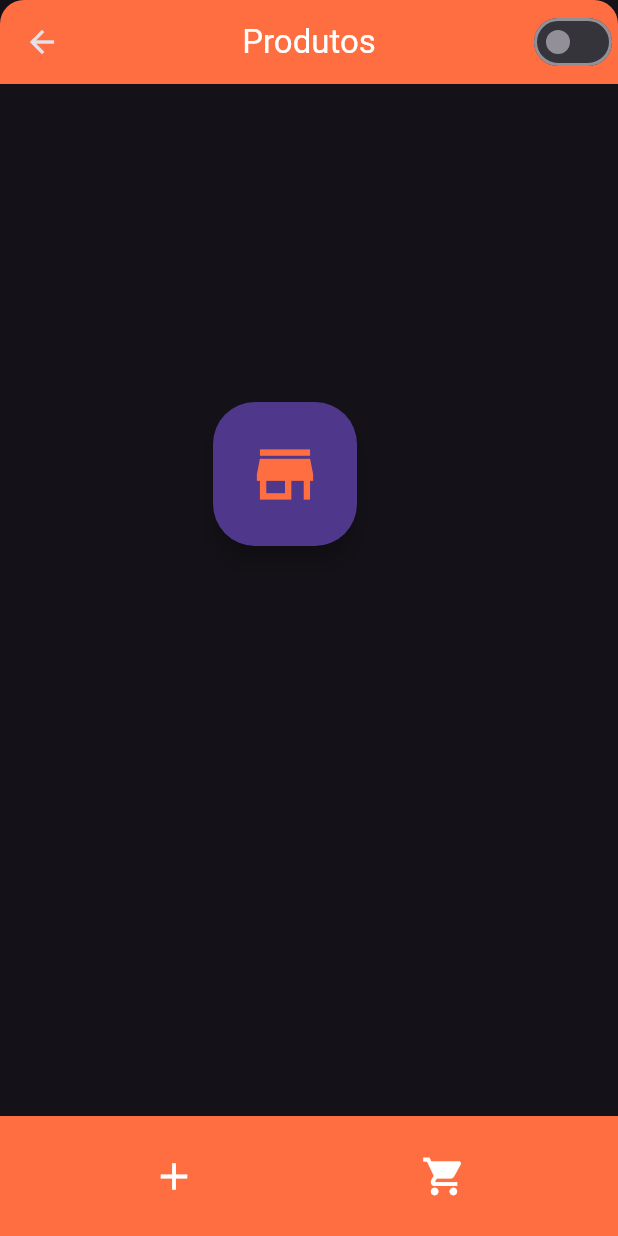
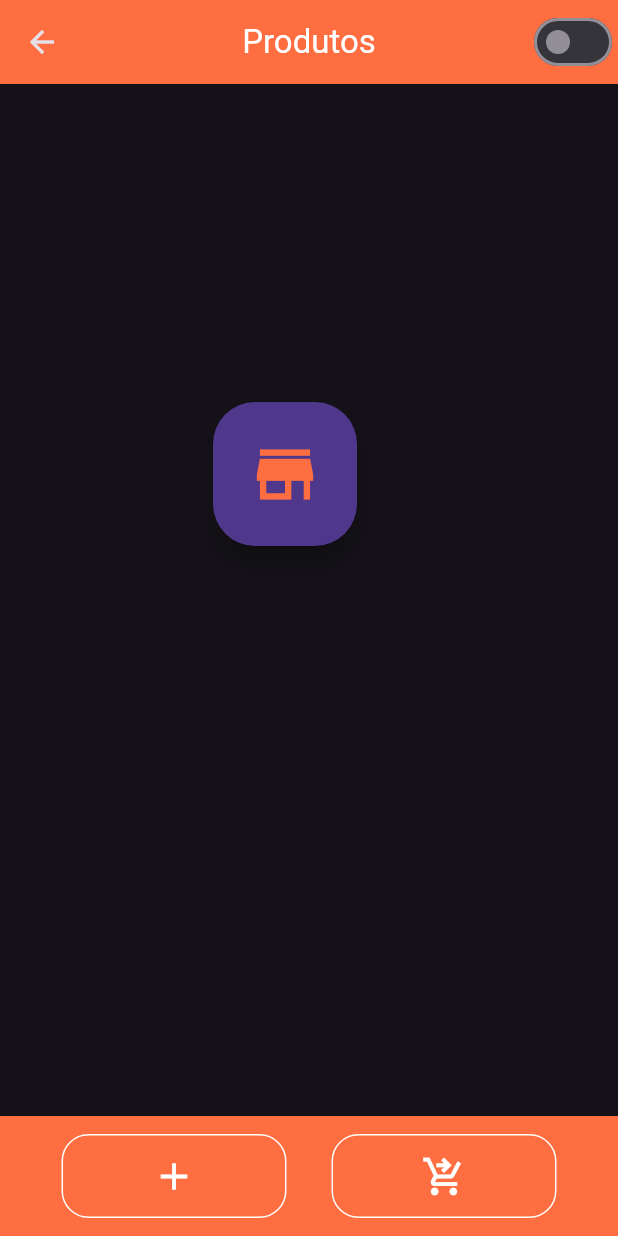
Before and after one commit to adrielhenry33/arq-app-practice, a Flutter app: the HomePage screen opened by its route, after a tap on the "add" icon, on a phone screen of 412 x 824 dp. Run offline on Flutter 3.47's test engine with Material 3 defaults, Android fonts, the light colour scheme and no system bars; our stand-ins replace flutter_modular, shared_preferences; accounts and stored records are empty.

Commit message:
feat: cor da bottom bar e app bar reagindo simultaneamnte e funcionalidade dos botão + adicionada

```diff
--- a/lib/app/app_module.dart
+++ b/lib/app/app_module.dart
@@ -31,6 +31,6 @@ class AppModule extends Module {
     r.child('/', child: (context) => LoginPage());
     r.child('/home', child: (context) => HomePage());
     r.child('/register', child: (context) => RegistrationPage());
-    r.child('/products', child: (context) => ProductsPage());
+    r.child('/favorites', child: (context) => ProductsPage());
   }
 }
--- a/lib/app/components/custom_bottom_bar_widget.dart
+++ /dev/null
@@ -1,47 +0,0 @@
-import 'package:arq_app/app/controllers/home_controller.dart';
-import 'package:flutter/material.dart';
-import 'package:flutter_modular/flutter_modular.dart';
-
-class CustomBottomBarWidget extends StatefulWidget {
-  const CustomBottomBarWidget({super.key});
-
-  @override
-  State<CustomBottomBarWidget> createState() => _CustomBottomBarWidgetState();
-}
-
-class _CustomBottomBarWidgetState extends State<CustomBottomBarWidget> {
-  final homeController = Modular.get<HomeController>();
-  @override
-  Widget build(BuildContext context) {
-    return BottomAppBar(
-      color: Colors.deepOrangeAccent,
-      shape: CircularNotchedRectangle(),
-      child: Padding(
-        padding: EdgeInsets.symmetric(horizontal: 10.0),
-        child: Row(
-          mainAxisAlignment: MainAxisAlignment.spaceAround,
-          children: [
-            IconButton(
-              onPressed: () {
-                setState(() {
-                  homeController.selecionadas = [];
-                });
-              },
-              icon: Icon(Icons.add, color: Colors.white, size: 30),
-              color: Colors.white,
-              tooltip: 'Adicionar Produto',
-            ),
-            IconButton(
-              onPressed: () {
-                Modular.to.pushReplacementNamed('/products');
-              },
-              icon: Icon(Icons.shopping_cart, color: Colors.white, size: 30),
-              color: Colors.white,
-              tooltip: 'Ver Carrinho',
-            ),
-          ],
-        ),
-      ),
-    );
-  }
-}
--- a/lib/app/controllers/home_controller.dart
+++ b/lib/app/controllers/home_controller.dart
@@ -1,6 +1,6 @@
 import 'package:arq_app/app/models/store_model.dart';
 import 'package:arq_app/app/viewmodels/apistore_viewmodel.dart';
-import 'package:flutter/widgets.dart';
+import 'package:flutter/material.dart';
 
 class HomeController {
   final ApistoreViewmodel viewmodel;
@@ -10,11 +10,25 @@ class HomeController {
   ValueNotifier<List<StoreModel?>> get store => viewmodel.storeviewmodel;
 
   ValueNotifier<int> counter = ValueNotifier<int>(0);
-  ValueNotifier<String> textAppBar = ValueNotifier<String>('Produtos');
-  List<StoreModel> selecionadas = [];
+  ValueNotifier<String> textBar = ValueNotifier<String>('Produtos');
+  final selecionadas = ValueNotifier<List<StoreModel>>([]);
 
   Future<void> getStore() async {
     viewmodel.fillRepository();
   }
 
+  void toggleSelected(StoreModel produto) {
+    List<StoreModel> lista = List.from(selecionadas.value);
+
+    if (lista.contains(produto)) {
+      lista.remove(produto);
+    } else {
+      lista.add(produto);
+    }
+    selecionadas.value = lista;
+  }
+
+  void resetSelected() {
+    selecionadas.value = [];
+  }
 }
--- a/lib/app/pages/home/home_page.dart
+++ b/lib/app/pages/home/home_page.dart
@@ -1,4 +1,3 @@
-import 'package:arq_app/app/components/custom_bottom_bar_widget.dart';
 import 'package:arq_app/app/components/custom_switch_widget.dart';
 import 'package:arq_app/app/controllers/home_controller.dart';
 import 'package:arq_app/app/models/store_model.dart';
@@ -13,42 +12,36 @@ class HomePage extends StatefulWidget {
 }
 
 class _HomePageState extends State<HomePage> {
-  //Injeções pelo metodo tradicional para pequenas aplicações
   final homeController = Modular.get<HomeController>();
   bool _isVisibleButton = false;
-  String textoAppBar = '';
-  int counter = 0;
 
   @override
   Widget build(BuildContext context) {
     return SafeArea(
       child: Scaffold(
-        appBar: AppBar(
+        appBar: PreferredSize(
+          preferredSize: const Size.fromHeight(kToolbarHeight),
+          child: ValueListenableBuilder<List<StoreModel>>(
+            valueListenable: homeController.selecionadas,
+            builder: (context, selecionadas, child) {
+              final bool hasSelection = selecionadas.isNotEmpty;
+
+              homeController.textBar.value = hasSelection
+                  ? '${selecionadas.length} Produto(s) Selecionado(s)'
+                  : 'Produtos';
+
+              return AppBar(
                 actions: [CustomSwitchWidget()],
-
-          title: ValueListenableBuilder<String>(
-            valueListenable: homeController.textAppBar,
-            builder: (context, value, child) {
-              return homeController.selecionadas.isEmpty
-                  ? Text(
-                      homeController.textAppBar.value = 'Produtos',
-                      style: TextStyle(color: Colors.white),
-                    )
-                  : Text(
-                      homeController.textAppBar.value =
-                          '${homeController.selecionadas.length} Produto(s) Selecionado(s)',
-                      style: TextStyle(color: Colors.white),
-                    );
-            },
+                title: Text(
+                  homeController.textBar.value,
+                  style: const TextStyle(color: Colors.white),
                 ),
-          backgroundColor: homeController.selecionadas.isNotEmpty
+                backgroundColor: hasSelection
                     ? Colors.blueAccent
                     : Colors.deepOrangeAccent,
                 centerTitle: true,
-          shape: RoundedRectangleBorder(
-            borderRadius: BorderRadiusGeometry.vertical(
-              top: Radius.circular(16),
-            ),
+              );
+            },
           ),
         ),
 
@@ -69,7 +62,59 @@ class _HomePageState extends State<HomePage> {
                 ),
               )
             : Container(),
-        bottomNavigationBar: CustomBottomBarWidget(),
+
+        bottomNavigationBar: ValueListenableBuilder<List>(
+          valueListenable: homeController.selecionadas,
+          builder: (context, selecionadas, _) {
+            final hasSelected = homeController.selecionadas.value.isNotEmpty;
+            return BottomAppBar(
+              color: hasSelected ? Colors.blueAccent : Colors.deepOrangeAccent,
+              shape: CircularNotchedRectangle(),
+              child: Padding(
+                padding: EdgeInsets.symmetric(horizontal: 10.0),
+                child: Row(
+                  mainAxisAlignment: MainAxisAlignment.spaceAround,
+                  children: [
+                    OutlinedButton(
+                      style: OutlinedButton.styleFrom(
+                        side: BorderSide(color: Colors.white),
+                        shape: RoundedRectangleBorder(
+                          borderRadius: BorderRadius.circular(18.0),
+                        ),
+                        minimumSize: Size(150, 150),
+                      ),
+                      onPressed: () {
+                        if (hasSelected) {
+                          homeController.resetSelected();
+                        } else {
+                          null;
+                        }
+                      },
+                      child: Icon(Icons.add, color: Colors.white, size: 30),
+                    ),
+                    OutlinedButton(
+                      style: OutlinedButton.styleFrom(
+                        side: BorderSide(color: Colors.white),
+                        shape: RoundedRectangleBorder(
+                          borderRadius: BorderRadius.circular(18.0),
+                        ),
+                        minimumSize: Size(150, 150),
+                      ),
+                      onPressed: () {
+                        Modular.to.pushNamed('/favorites');
+                      },
+                      child: Icon(
+                        Icons.shopping_cart_checkout_outlined,
+                        color: Colors.white,
+                        size: 30,
+                      ),
+                    ),
+                  ],
+                ),
+              ),
+            );
+          },
+        ),
 
         body: Column(
           children: [
@@ -84,33 +129,28 @@ class _HomePageState extends State<HomePage> {
                       if (produtos == null) {
                         return const SizedBox.shrink();
                       }
+                      return ValueListenableBuilder<List<StoreModel>>(
+                        valueListenable: homeController.selecionadas,
+                        builder: (context, selecionadas, _) {
+                          final isSelected = selecionadas.contains(produtos);
                           return Card(
                             elevation: 4,
-                        margin: EdgeInsets.symmetric(vertical: 8),
+                            margin: const EdgeInsets.symmetric(vertical: 8),
                             child: ListTile(
                               onTap: () {
-                            setState(() {
-                              if (homeController.selecionadas.contains(
-                                produtos,
-                              )) {
-                                homeController.selecionadas.remove(
-                                  store[index],
-                                );
-                              } else {
-                                homeController.selecionadas.add(produtos);
-                              }
-                            });
+                                homeController.toggleSelected(produtos);
                               },
-                          leading:
-                              homeController.selecionadas.contains(store[index])
-                              ? CircleAvatar(child: Icon(Icons.check))
+                              leading: isSelected
+                                  ? const CircleAvatar(child: Icon(Icons.check))
                                   : Image.network(produtos.image),
-                          title: Text(produtos.title, style: TextStyle()),
+                              title: Text(produtos.title),
                               subtitle: Text(produtos.category),
                               trailing: Text(
                                 '\$${produtos.price.toStringAsFixed(2)}',
                               ),
                             ),
+                          );
+                        },
                       );
                     },
                   );
```
Lines whose indentation alone changed are shown as unchanged.
